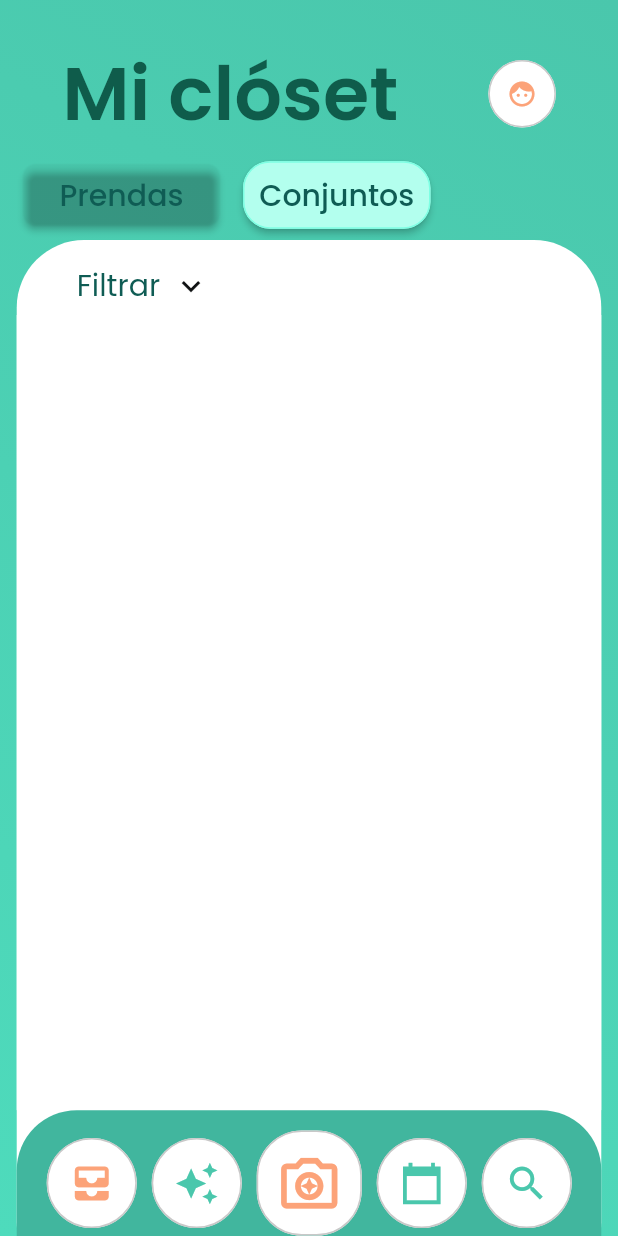
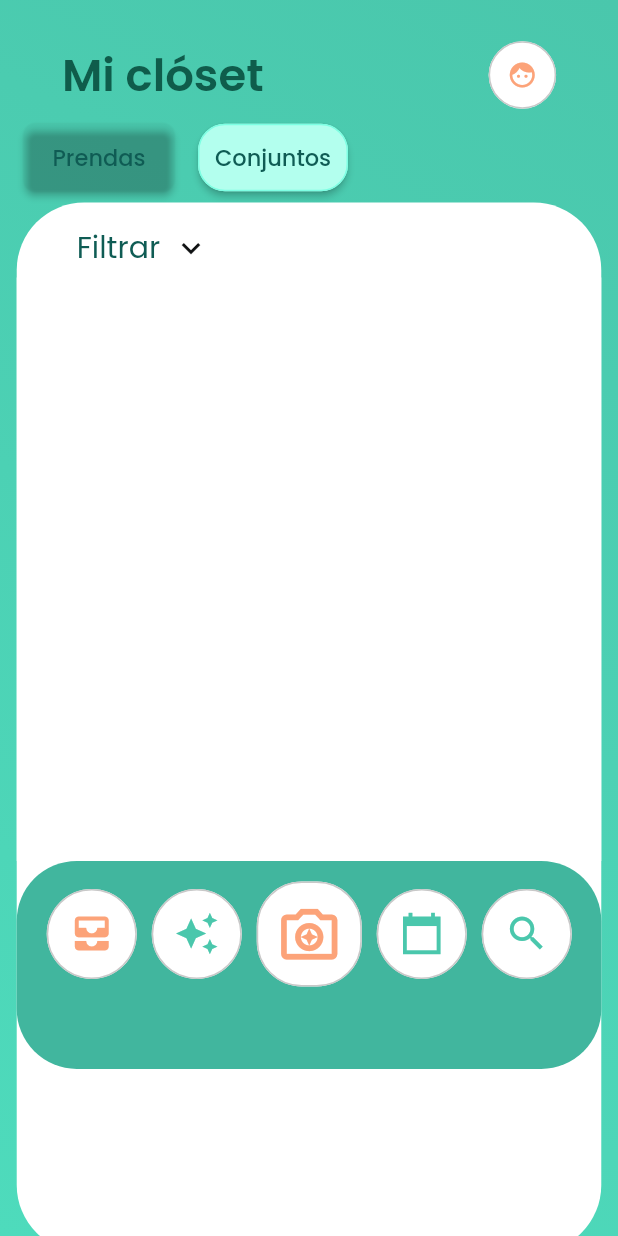
Before and after one commit to anyelot/rackityapp, a Flutter app: the ConjuntosPanWidget screen opened by its route, on a phone screen of 412 x 824 dp. Run offline on Flutter 3.47's test engine with Material 2 defaults, Android fonts, the phone set to English and light mode, and no system bars; drawn by our look-alikes of auto_size_text; our stand-ins replace flutter_animate, font_awesome_flutter, from_css_color, go_router, google_fonts, page_transition and 3 more; missing offline and left inert: json_path; accounts and stored records are empty.

Commit message:
Arreglo de pantalla

```diff
--- a/lib/calendario/calendario/calendario_widget.dart
+++ b/lib/calendario/calendario/calendario_widget.dart
@@ -129,7 +129,7 @@ class _CalendarioWidgetState extends State<CalendarioWidget>
                 children: [
                   Container(
                     width: 395.9,
-                    height: 654.4,
+                    height: 490.0,
                     decoration: BoxDecoration(
                       color: Colors.white,
                       borderRadius: BorderRadius.circular(50.0),
@@ -139,7 +139,7 @@ class _CalendarioWidgetState extends State<CalendarioWidget>
                       iconColor: Color(0xFF0F5C4B),
                       weekFormat: false,
                       weekStartsMonday: false,
-                      rowHeight: 100.0,
+                      rowHeight: 60.0,
                       onChange: (DateTimeRange? newSelectedDate) {
                         setState(
                             () => _model.calendarSelectedDay = newSelectedDate);
--- a/lib/micloset/conjuntos/conjuntos_pan/conjuntos_pan_widget.dart
+++ b/lib/micloset/conjuntos/conjuntos_pan/conjuntos_pan_widget.dart
@@ -80,15 +80,15 @@ class _ConjuntosPanWidgetState extends State<ConjuntosPanWidget>
                       'Poppins',
                       color: Color(0xFF0F5C4B),
                       fontWeight: FontWeight.w600,
-                      fontSize: 50.0,
+                      fontSize: 30.0,
                       fontStyle: FontStyle.normal,
                     ),
                   ),
                 ),
                 SizedBox(
-                  height: 70.0,
+                  height: 50.0,
                   child: VerticalDivider(
-                    width: 60.0,
+                    width: 150.0,
                     thickness: 2.0,
                     color: Color(0x00EEEEEE),
                   ),
@@ -143,8 +143,8 @@ class _ConjuntosPanWidgetState extends State<ConjuntosPanWidget>
                   },
                   text: 'Prendas',
                   options: FFButtonOptions(
-                    width: 130.0,
-                    height: 40.0,
+                    width: 100.0,
+                    height: 45.0,
                     padding: EdgeInsetsDirectional.fromSTEB(0.0, 0.0, 0.0, 0.0),
                     iconPadding:
                         EdgeInsetsDirectional.fromSTEB(0.0, 0.0, 0.0, 0.0),
@@ -152,7 +152,7 @@ class _ConjuntosPanWidgetState extends State<ConjuntosPanWidget>
                     textStyle: FlutterFlowTheme.of(context).titleSmall.override(
                           fontFamily: 'Poppins',
                           color: Color(0xFF0F5C54),
-                          fontSize: 20.0,
+                          fontSize: 15.0,
                         ),
                     borderSide: BorderSide(
                       color: Colors.transparent,
@@ -174,7 +174,7 @@ class _ConjuntosPanWidgetState extends State<ConjuntosPanWidget>
                   },
                   text: 'Conjuntos',
                   options: FFButtonOptions(
-                    width: 125.0,
+                    width: 100.0,
                     height: 45.0,
                     padding: EdgeInsetsDirectional.fromSTEB(0.0, 0.0, 0.0, 0.0),
                     iconPadding:
@@ -183,7 +183,7 @@ class _ConjuntosPanWidgetState extends State<ConjuntosPanWidget>
                     textStyle: FlutterFlowTheme.of(context).titleSmall.override(
                           fontFamily: 'Poppins',
                           color: Color(0xFF0F5C54),
-                          fontSize: 20.0,
+                          fontSize: 15.0,
                         ),
                     borderSide: BorderSide(
                       color: Color(0xFF7DFFE3),
@@ -248,7 +248,7 @@ class _ConjuntosPanWidgetState extends State<ConjuntosPanWidget>
                   ),
                   Container(
                     width: 395.9,
-                    height: 530.1,
+                    height: 389.0,
                     decoration: BoxDecoration(
                       color: Colors.white,
                     ),
```
Also changed, not shown: lib/micloset/prenda/prendas_conj/prendas_conj_widget.dart (+12 -12 lines), lib/perfil/usuarios/usuarios_widget.dart (+4 -4 lines).
